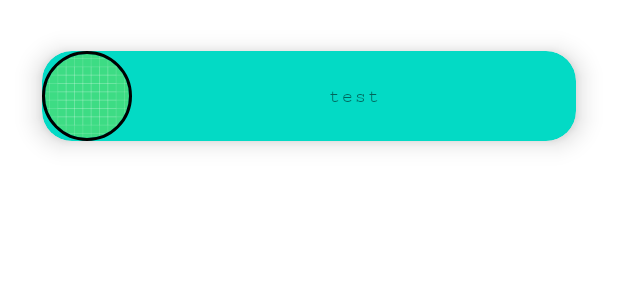
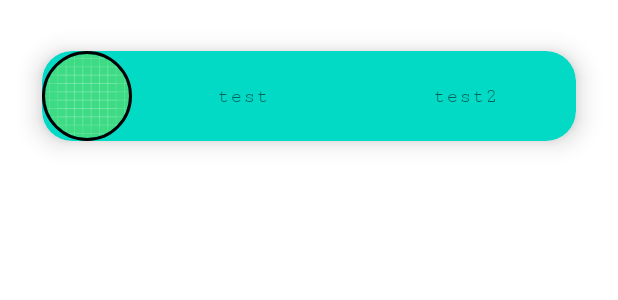
Before and after one commit to zorgness/FeedArticle, an Android app: the layout item_rv_article.xml on its own in the app's theme, with its tools: preview values and no code run, on a phone screen of 412 x 824 dp. Shown: the top 300 px of the screen. Run offline under Robolectric (Android 15) with nearby library versions, the phone set to English and light mode, and no system bars.

```diff
--- a/app/src/main/java/com/example/feedarticle/CreateOrEditActivity.kt
+++ b/app/src/main/java/com/example/feedarticle/CreateOrEditActivity.kt
@@ -37,7 +37,7 @@ class CreateOrEditActivity : AppCompatActivity(), AdapterView.OnItemSelectedList
         )
 
 
-
+        //debug
         session?.let {
             Log.i("session", session.token)
         }
@@ -93,14 +93,14 @@ class CreateOrEditActivity : AppCompatActivity(), AdapterView.OnItemSelectedList
                             urlImg,
                             idCategory,
                             session.token
-                        )
-                    ,articleDtoCallback = {
+                        ), articleDtoCallback = {
                         //toast user if successful
 
 
                         }
                     )
 
+                    //
                     Toast.makeText(this@CreateOrEditActivity, "success", Toast.LENGTH_SHORT).show()
                     startActivity(Intent(this@CreateOrEditActivity,MainActivity::class.java))
                     finish()
--- a/app/src/main/res/layout/item_rv_article.xml
+++ b/app/src/main/res/layout/item_rv_article.xml
@@ -46,11 +46,25 @@
             android:maxLines="1"
             android:textAlignment="center"
             app:layout_constraintBottom_toBottomOf="parent"
-            app:layout_constraintEnd_toEndOf="parent"
+            app:layout_constraintEnd_toStartOf="@+id/tv_category_item_rv_article"
             app:layout_constraintStart_toEndOf="@+id/civ_image_item_rv_article"
             app:layout_constraintTop_toTopOf="parent"
             tools:text="test" />
 
+        <TextView
+            android:id="@+id/tv_category_item_rv_article"
+            android:layout_width="0dp"
+            android:layout_height="wrap_content"
+            android:layout_marginHorizontal="18dp"
+            android:fontFamily="serif-monospace"
+            android:maxLines="1"
+            android:textAlignment="center"
+            app:layout_constraintBottom_toBottomOf="parent"
+            app:layout_constraintEnd_toEndOf="parent"
+            app:layout_constraintStart_toEndOf="@+id/tv_name_item_rv_article"
+            app:layout_constraintTop_toTopOf="parent"
+            tools:text="test2" />
+
 
     </androidx.constraintlayout.widget.ConstraintLayout>
 </androidx.cardview.widget.CardView>
```
Also changed, not shown: app/src/main/java/com/example/feedarticle/ArticleAdapter.kt (added, +76 -0 lines), app/src/main/java/com/example/feedarticle/MainActivity.kt (+40 -0 lines).
